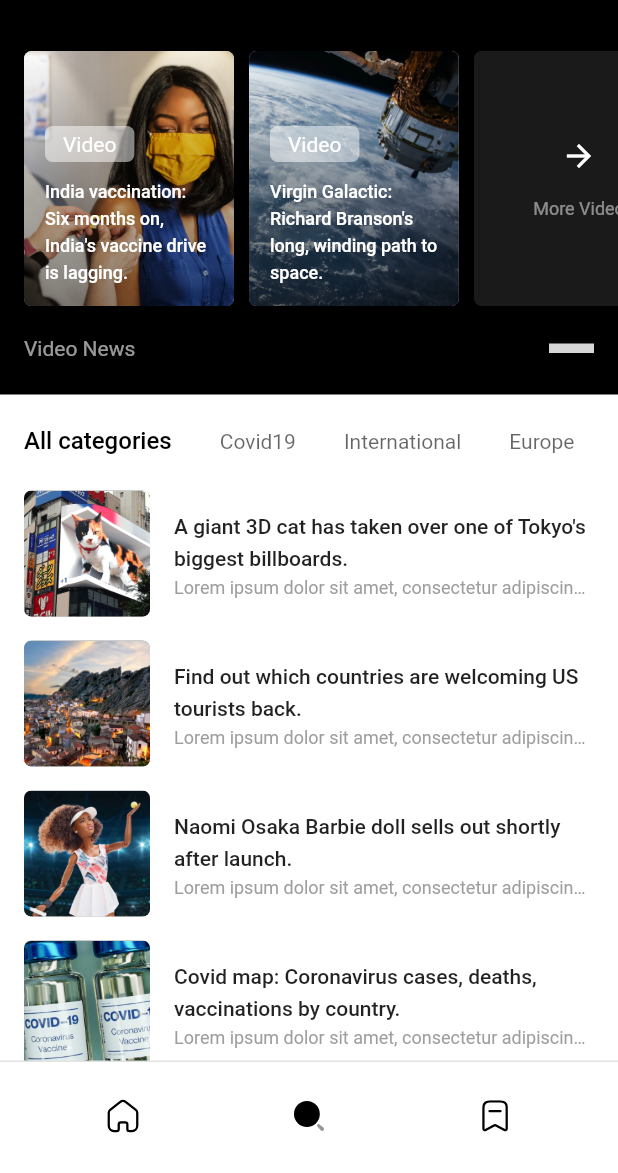
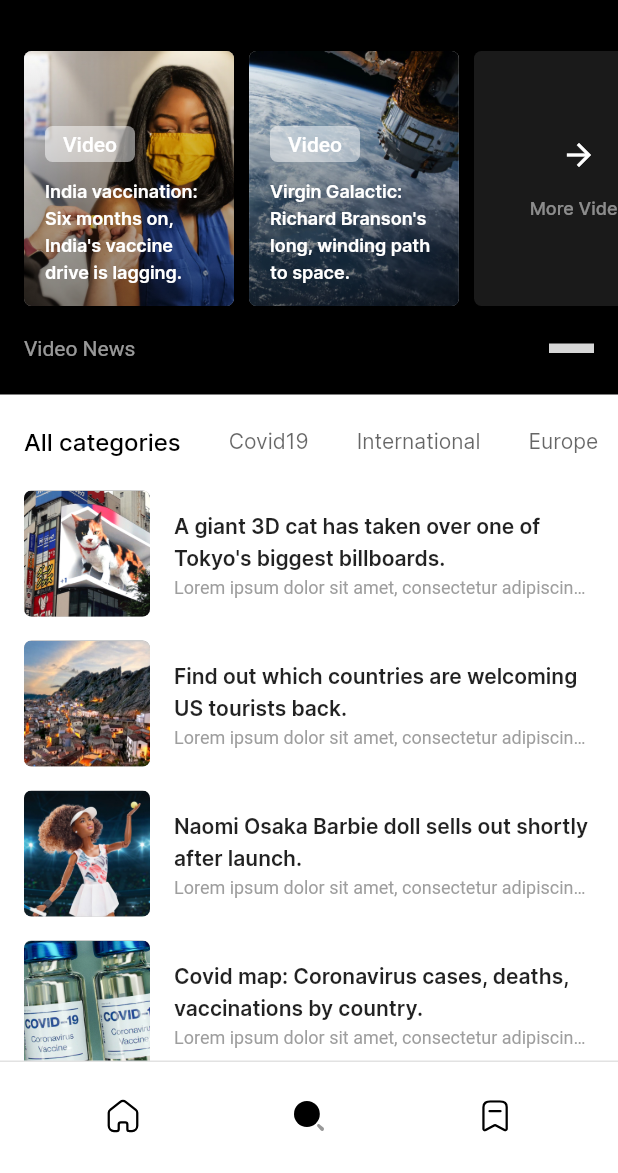
Before and after one commit to mrezkys/readky, a Flutter app: the screen it shows after launch, item 2 of the bottom bar chosen, on a phone screen of 412 x 824 dp, the part 63-1236 px from its top. Run offline on Flutter 3.47's test engine with Material 2 defaults, Android fonts, the phone set to English and light mode, and no system bars; our stand-ins replace chewie, flutter_svg, video_player; missing offline and left inert: scroll_indicator; grey boxes are pictures that could not be loaded.

Commit message:
font adjustment

```diff
--- a/lib/view/screens/auth/register_page.dart
+++ b/lib/view/screens/auth/register_page.dart
@@ -35,12 +35,12 @@ class _RegisterPageState extends State<RegisterPage> {
           children: [
             // Section 1 - Welcome Title
             Container(
-              margin: EdgeInsets.only(top: 30, bottom: 30),
+              margin: EdgeInsets.only(top: 30, bottom: 40),
               padding: EdgeInsets.symmetric(horizontal: 20),
               width: MediaQuery.of(context).size.width,
               child: Text(
                 'Hello ! Register to get started 😁',
-                style: TextStyle(color: Colors.white, fontWeight: FontWeight.w600, fontSize: 28, height: 150 / 100),
+                style: TextStyle(color: Colors.white, fontWeight: FontWeight.w600, fontSize: 28, height: 150 / 100, fontFamily: 'inter'),
               ),
             ),
             // Section 2 - Form
@@ -82,7 +82,7 @@ class _RegisterPageState extends State<RegisterPage> {
                 onPressed: () {},
                 child: Text(
                   'Register',
-                  style: TextStyle(color: Colors.black, fontWeight: FontWeight.w500, fontSize: 18),
+                  style: TextStyle(color: Colors.black, fontWeight: FontWeight.w600, fontSize: 18),
                 ),
                 style: ElevatedButton.styleFrom(
                   primary: Colors.white,
--- a/lib/view/screens/discover_page.dart
+++ b/lib/view/screens/discover_page.dart
@@ -141,9 +141,9 @@ class _DiscoverPageState extends State<DiscoverPage> with TickerProviderStateMix
                   child: TabBar(
                     isScrollable: true,
                     controller: _categoryTabController,
-                    labelStyle: TextStyle(fontSize: 16, fontWeight: FontWeight.w500),
+                    labelStyle: TextStyle(fontSize: 16, fontWeight: FontWeight.w500, fontFamily: 'inter'),
                     labelColor: Colors.black,
-                    unselectedLabelStyle: TextStyle(fontSize: 14, fontWeight: FontWeight.w400),
+                    unselectedLabelStyle: TextStyle(fontSize: 14, fontWeight: FontWeight.w400, fontFamily: 'inter'),
                     unselectedLabelColor: Colors.black.withOpacity(0.6),
                     indicatorColor: Colors.transparent,
                     onTap: _changeTab,
--- a/lib/view/screens/home_page.dart
+++ b/lib/view/screens/home_page.dart
@@ -111,7 +111,11 @@ class _HomePageState extends State<HomePage> {
                     children: [
                       Text(
                         'Breaking News',
-                        style: TextStyle(fontSize: 20, fontWeight: FontWeight.w500),
+                        style: TextStyle(
+                          fontSize: 20,
+                          fontWeight: FontWeight.w600,
+                          fontFamily: 'inter',
+                        ),
                       ),
                       ElevatedButton(
                         onPressed: () {},
--- a/lib/view/widgets/breaking_news_card.dart
+++ b/lib/view/widgets/breaking_news_card.dart
@@ -24,8 +24,9 @@ class BreakingNewsCard extends StatelessWidget {
               child: Text(
                 data.title,
                 style: TextStyle(
-                  fontWeight: FontWeight.w500,
+                  fontWeight: FontWeight.w600,
                   height: 150 / 100,
+                  fontFamily: 'inter',
                 ),
               ),
             ),
--- a/lib/view/widgets/custom_bottom_navigation_bar.dart
+++ b/lib/view/widgets/custom_bottom_navigation_bar.dart
@@ -41,6 +41,7 @@ class _CustomBottomNavigationBarState extends State<CustomBottomNavigationBar> {
         color: Colors.white,
       ),
       child: BottomNavigationBar(
+        type: BottomNavigationBarType.fixed,
         elevation: 0,
         backgroundColor: Colors.white,
         currentIndex: widget.selectedIndex,
--- a/lib/view/widgets/custom_text_field.dart
+++ b/lib/view/widgets/custom_text_field.dart
@@ -42,7 +42,7 @@ class _CustomTextFieldState extends State<CustomTextField> {
           hintText: widget.hintText,
           hintStyle: TextStyle(color: Colors.white.withOpacity(0.5), height: 0, fontSize: 16),
           labelText: widget.labelText,
-          labelStyle: TextStyle(color: Colors.grey, height: 0, fontSize: 14),
+          labelStyle: TextStyle(color: Colors.grey, height: 0, fontSize: 14, fontFamily: 'inter'),
           floatingLabelBehavior: FloatingLabelBehavior.always,
         ),
       ),
--- a/lib/view/widgets/featured_news_card.dart
+++ b/lib/view/widgets/featured_news_card.dart
@@ -49,8 +49,9 @@ class FeaturedNewsCard extends StatelessWidget {
                       style: TextStyle(
                         fontSize: 20,
                         height: 150 / 100,
-                        fontWeight: FontWeight.w500,
+                        fontWeight: FontWeight.w600,
                         color: Colors.white,
+                        fontFamily: 'inter',
                       ),
                     ),
                   ),
--- a/lib/view/widgets/featured_video_news_card.dart
+++ b/lib/view/widgets/featured_video_news_card.dart
@@ -45,8 +45,9 @@ class FeaturedVideoNewsCard extends StatelessWidget {
                         style: TextStyle(
                           color: Colors.white,
                           fontSize: 12,
-                          fontWeight: FontWeight.w500,
+                          fontWeight: FontWeight.w600,
                           height: 150 / 100,
+                          fontFamily: 'inter',
                         ),
                       ),
                     ),
@@ -75,7 +76,12 @@ class FeaturedVideoNewsCard extends StatelessWidget {
                 ),
                 Text(
                   'More Video',
-                  style: TextStyle(color: Colors.white.withOpacity(0.5), fontSize: 12),
+                  style: TextStyle(
+                    color: Colors.white.withOpacity(0.5),
+                    fontSize: 12,
+                    fontFamily: 'inter',
+                    fontWeight: FontWeight.w500,
+                  ),
                 ),
               ],
             ),
--- a/lib/view/widgets/news_tile.dart
+++ b/lib/view/widgets/news_tile.dart
@@ -32,8 +32,9 @@ class NewsTile extends StatelessWidget {
                 Text(
                   data.title,
                   style: TextStyle(
-                    fontWeight: FontWeight.w500,
+                    fontWeight: FontWeight.w600,
                     height: 150 / 100,
+                    fontFamily: 'inter',
                   ),
                   maxLines: 2,
                   overflow: TextOverflow.ellipsis,
@@ -43,7 +44,11 @@ class NewsTile extends StatelessWidget {
                 ),
                 Text(
                   data.description,
-                  style: TextStyle(color: Colors.grey, fontSize: 12),
+                  style: TextStyle(
+                    color: Colors.grey,
+                    fontSize: 12,
+                    fontWeight: FontWeight.w400,
+                  ),
                   maxLines: 1,
                   overflow: TextOverflow.ellipsis,
                 )
--- a/lib/view/widgets/switchable_button.dart
+++ b/lib/view/widgets/switchable_button.dart
@@ -69,7 +69,7 @@ class _SwitchableButtonState extends State<SwitchableButton> {
                     duration: Duration(milliseconds: 500),
                     child: Text(
                       'Sign Up',
-                      style: TextStyle(fontSize: 20, fontWeight: FontWeight.w500),
+                      style: TextStyle(fontSize: 18, fontWeight: FontWeight.w500, fontFamily: 'inter'),
                     ),
                   ),
                 ),
@@ -91,7 +91,7 @@ class _SwitchableButtonState extends State<SwitchableButton> {
                     style: TextStyle(color: (widget.activeLeft == false) ? widget.textColorActive : widget.textColor),
                     child: Text(
                       'Sign In',
-                      style: TextStyle(fontSize: 20, fontWeight: FontWeight.w500),
+                      style: TextStyle(fontSize: 18, fontWeight: FontWeight.w500, fontFamily: 'inter'),
                     ),
                   ),
                 ),
--- a/lib/view/widgets/tag_card.dart
+++ b/lib/view/widgets/tag_card.dart
@@ -11,7 +11,7 @@ class TagCard extends StatelessWidget {
       decoration: BoxDecoration(color: Colors.white.withOpacity(0.5), borderRadius: BorderRadius.circular(5)),
       child: Text(
         tagName,
-        style: TextStyle(color: Colors.white),
+        style: TextStyle(color: Colors.white, fontWeight: FontWeight.w500),
       ),
     );
   }
```
Also changed, not shown: lib/view/screens/auth/login_page.dart (+6 -6 lines).
